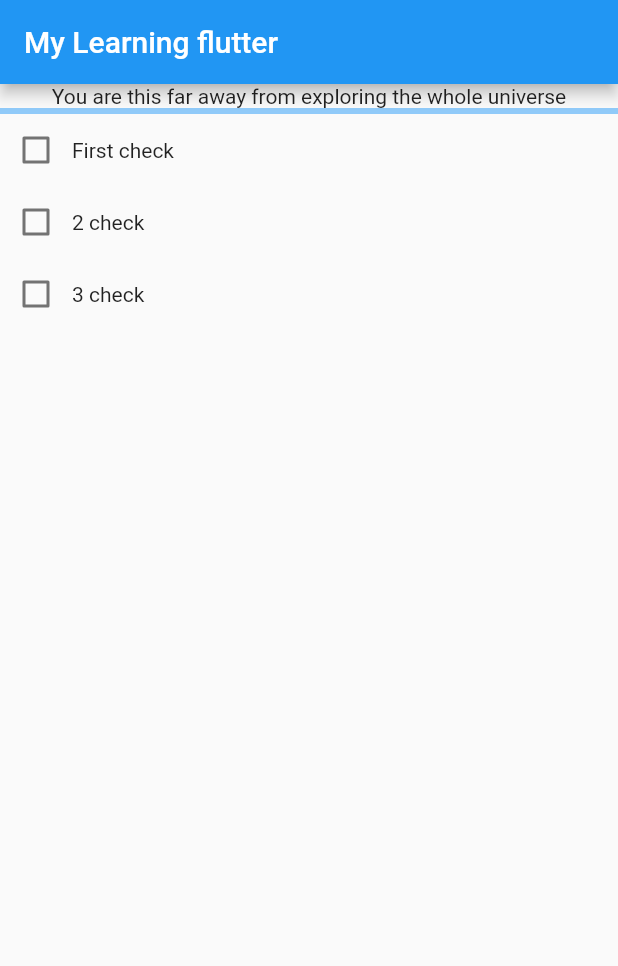
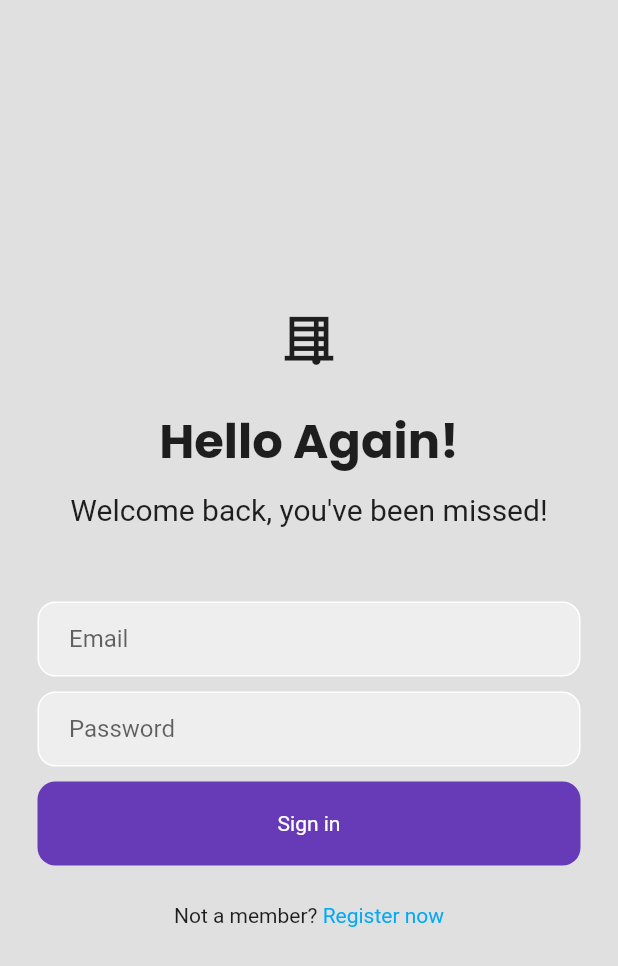
Before and after one commit to MichaelWayneKM/WKDSAndroidWithFlutter, a Flutter app: the screen it shows after launch, on a phone screen of 412 x 824 dp. Shown: the top 966 px of the screen. Run offline on Flutter 3.47's test engine with Material 2 defaults, Android fonts, the phone set to English and light mode, and no system bars; our stand-ins replace google_fonts.

Commit message:
Flutter learning proj

```diff
--- a/analysis_options.yaml
+++ b/analysis_options.yaml
@@ -22,8 +22,8 @@ linter:
   # `// ignore_for_file: name_of_lint` syntax on the line or in the file
   # producing the lint.
   rules:
+    prefer_const_constructors: false
     # avoid_print: false  # Uncomment to disable the `avoid_print` rule
     # prefer_single_quotes: true  # Uncomment to enable the `prefer_single_quotes` rule
-
 # Additional information about this file can be found at
 # https://dart.dev/guides/language/analysis-options
--- /dev/null
+++ b/lib/login_page.dart
@@ -0,0 +1,99 @@
+// ignore_for_file: prefer_const_literals_to_create_immutables
+
+import 'package:flutter/material.dart';
+import 'package:google_fonts/google_fonts.dart';
+
+class LoginPage extends StatefulWidget {
+  const LoginPage({super.key});
+
+  @override
+  State<LoginPage> createState() => _LoginPageState();
+}
+
+class _LoginPageState extends State<LoginPage> {
+  @override
+  Widget build(BuildContext context) {
+    return Scaffold(
+        backgroundColor: Colors.grey[300],
+        body: SafeArea(
+            child: Center(
+          child: SingleChildScrollView(
+            child: Column(
+              mainAxisAlignment: MainAxisAlignment.center,
+              children: [
+                // Hello Again
+
+                Icon(Icons.blinds_closed, size: 39),
+                SizedBox(height: 25),
+                Text("Hello Again!",
+                    style: GoogleFonts.poppins(
+                      fontWeight: FontWeight.bold,
+                      fontSize: 32,
+                    )),
+                SizedBox(height: 10),
+                Text("Welcome back, you've been missed!",
+                    style: TextStyle(
+                      fontSize: 20,
+                    )),
+                SizedBox(height: 50),
+
+                Container(
+                  margin: EdgeInsets.symmetric(horizontal: 25.0),
+                  padding: EdgeInsets.symmetric(horizontal: 20.0),
+                  decoration: BoxDecoration(
+                      color: Colors.grey[200],
+                      border: Border.all(color: Colors.white),
+                      borderRadius: BorderRadius.circular(12)),
+                  child: TextField(
+                    decoration: InputDecoration(
+                        border: InputBorder.none, hintText: 'Email'),
+                  ),
+                ),
+                SizedBox(
+                  height: 10,
+                ),
+                Container(
+                  margin: EdgeInsets.symmetric(horizontal: 25.0),
+                  padding: EdgeInsets.symmetric(horizontal: 20.0),
+                  decoration: BoxDecoration(
+                      color: Colors.grey[200],
+                      border: Border.all(color: Colors.white),
+                      borderRadius: BorderRadius.circular(12)),
+                  child: TextField(
+                    obscureText: true,
+                    decoration: InputDecoration(
+                        border: InputBorder.none, hintText: 'Password'),
+                  ),
+                ),
+                SizedBox(
+                  height: 10,
+                ),
+
+                Container(
+                  margin: EdgeInsets.symmetric(horizontal: 25.0),
+                  padding: EdgeInsets.all(20.0),
+                  decoration: BoxDecoration(
+                    color: Colors.deepPurple,
+                    borderRadius: BorderRadius.circular(12),
+                  ),
+                  child: Center(
+                      child: Text("Sign in",
+                          style: TextStyle(color: Colors.white))),
+                ),
+                SizedBox(
+                  height: 25,
+                ),
+                Row(
+                  mainAxisAlignment: MainAxisAlignment.center,
+                  children: [
+                    Text("Not a member? "),
+                    Text("Register now",
+                        style: TextStyle(color: Colors.lightBlue)),
+                  ],
+                )
+              ],
+            ),
+          ),
+        )));
+  }
+}
--- a/lib/main.dart
+++ b/lib/main.dart
@@ -1,123 +1,18 @@
-import 'package:flutter/material.dart';
-import 'package:flutter_riverpod/flutter_riverpod.dart';
+import "package:flutter/material.dart";
+import "login_page.dart";
 
-void main() => runApp(const ProviderScope(child: MyApp()));
-
-@immutable
-class Task {
-  final int id;
-  final String label;
-  final bool completed;
-
-  const Task({required this.id, required this.label, this.completed = false});
-
-  Task copyWith({int? id, String? label, bool? completed}) {
-    return Task(
-        id: id ?? this.id,
-        label: label ?? this.label,
-        completed: completed ?? this.completed);
-  }
+void main() {
+  runApp(const MyApp());
 }
 
-class TaskNotifier extends StateNotifier<List<Task>> {
-  TaskNotifier({tasks}) : super(tasks);
-
-  void add(Task task) {
-    state = [...state, task];
-  }
-
-  void toggle(int taskId) {
-    state = [
-      for (final item in state)
-        if (taskId == item.id)
-          item.copyWith(completed: !item.completed)
-        else
-          item
-    ];
-  }
-}
-
-final tasksProvider = StateNotifierProvider<TaskNotifier, List<Task>>((ref) {
-  return TaskNotifier(tasks: [
-    const Task(id: 1, label: "First check"),
-    const Task(id: 2, label: "2 check"),
-    const Task(id: 3, label: "3 check")
-  ]);
-});
-
 class MyApp extends StatelessWidget {
-  const MyApp({super.key});
+  const MyApp({Key? key}) : super(key: key);
 
   @override
   Widget build(BuildContext context) {
     return MaterialApp(
-      title: "Exploration",
-      theme: ThemeData(primarySwatch: Colors.blue),
-      home: const MyHomePage(),
+      debugShowCheckedModeBanner: false,
+      home: LoginPage()
     );
   }
 }
-
-class MyHomePage extends StatelessWidget {
-  const MyHomePage({super.key});
-
-  @override
-  Widget build(BuildContext context) {
-    return Scaffold(
-      appBar: AppBar(
-        title: const Text("My Learning flutter"),
-      ),
-      body: Column(
-        children: [Progress(), TaskList()],
-      ),
-    );
-  }
-}
-
-class Progress extends ConsumerWidget {
-  @override
-  Widget build(BuildContext context, WidgetRef ref) {
-    var tasks = ref.watch(tasksProvider);
-
-    var numCompletedTasks = tasks.where((task) {
-      return task.completed == true;
-    });
-
-    return Column(
-      children: [
-        const Text("You are this far away from exploring the whole universe"),
-        LinearProgressIndicator(value: numCompletedTasks.length / tasks.length)
-      ],
-    );
-  }
-}
-
-class TaskList extends ConsumerWidget {
-  @override
-  Widget build(BuildContext context, WidgetRef ref) {
-    var tasks = ref.watch(tasksProvider);
-    return Column(
-      children: tasks.map((task) => TaskItem(task: task)).toList(),
-    );
-  }
-}
-
-class TaskItem extends ConsumerWidget {
-  final Task task;
-
-  const TaskItem({Key? key, required this.task}) : super(key: key);
-
-  @override
-  Widget build(BuildContext context, WidgetRef ref) {
-
-    return Row(
-
-      children: [
-        Checkbox(
-            value: task.completed,
-            onChanged: (value) => ref.read(tasksProvider.notifier).toggle(task.id)),
-        Text(task.label)
-      ],
-    );
-  }
-}
--- a/pubspec.yaml
+++ b/pubspec.yaml
@@ -36,6 +36,7 @@ dependencies:
   # The following adds the Cupertino Icons font to your application.
   # Use with the CupertinoIcons class for iOS style icons.
   cupertino_icons: ^1.0.2
+  google_fonts:
   flutter_riverpod: ^2.1.1
 
 dev_dependencies:
```
Also changed, not shown: pubspec.lock, 1 other file.
